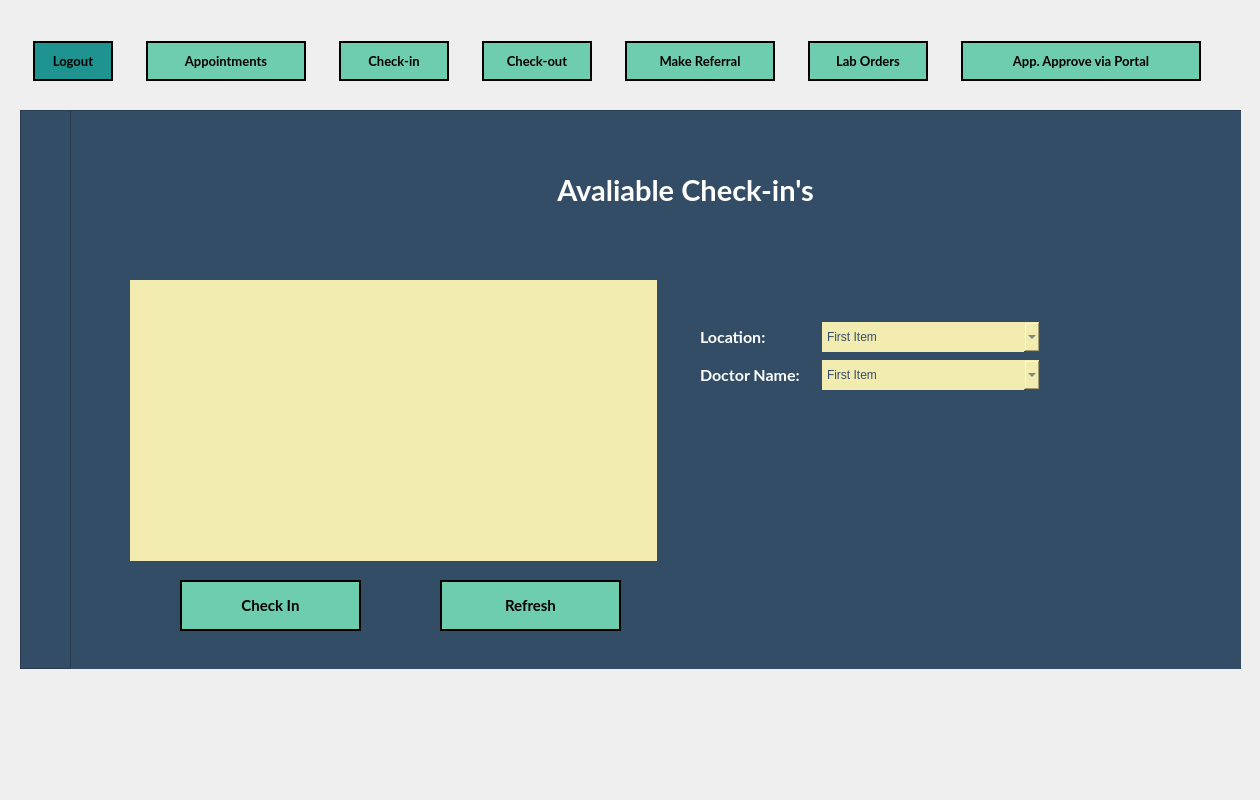
Before: the Qt Designer form checkIn.ui in mxrked/Medical-Office-Administration, drawn with Qt 5.
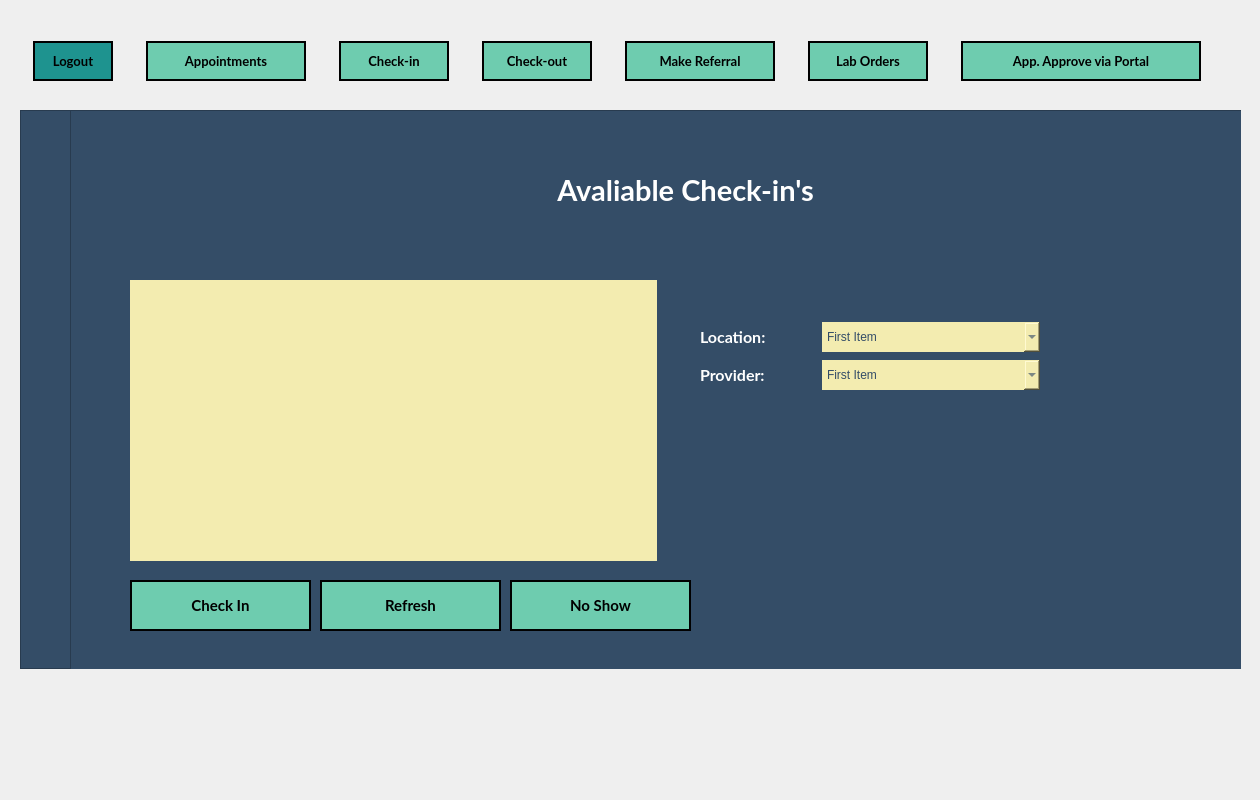
After: the same form once the commit is applied. Icons and pictures are not drawn.

```diff
--- a/checkIn.ui
+++ b/checkIn.ui
@@ -497,7 +497,7 @@
      <widget class="QPushButton" name="Btn_CheckIn">
       <property name="geometry">
        <rect>
-        <x>110</x>
+        <x>60</x>
         <y>470</y>
         <width>181</width>
         <height>51</height>
@@ -536,7 +536,7 @@
      <widget class="QPushButton" name="Btn_Refresh">
       <property name="geometry">
        <rect>
-        <x>370</x>
+        <x>250</x>
         <y>470</y>
         <width>181</width>
         <height>51</height>
@@ -594,7 +594,7 @@
 </string>
       </property>
      </widget>
-     <widget class="QWidget" name="">
+     <widget class="QWidget" name="layoutWidget">
       <property name="geometry">
        <rect>
         <x>630</x>
@@ -659,7 +659,7 @@
             <string notr="true"/>
            </property>
            <property name="text">
-            <string>Doctor Name:</string>
+            <string>Provider:</string>
            </property>
           </widget>
          </item>
@@ -684,6 +684,45 @@
        </item>
       </layout>
      </widget>
+     <widget class="QPushButton" name="Btn_CheckIn_2">
+      <property name="geometry">
+       <rect>
+        <x>440</x>
+        <y>470</y>
+        <width>181</width>
+        <height>51</height>
+       </rect>
+      </property>
+      <property name="font">
+       <font>
+        <family>Lato</family>
+        <pointsize>11</pointsize>
+        <weight>75</weight>
+        <bold>true</bold>
+       </font>
+      </property>
+      <property name="cursor">
+       <cursorShape>PointingHandCursor</cursorShape>
+      </property>
+      <property name="styleSheet">
+       <string notr="true">QPushButton {
+	border-image: none;
+	background-color: #6ECCAF;
+	color: black;
+	border: 2px solid black;
+}
+
+QPushButton::hover {
+	background-color: rgb(139, 231, 100);
+	color: white;
+}
+
+</string>
+      </property>
+      <property name="text">
+       <string>No Show</string>
+      </property>
+     </widget>
     </widget>
    </widget>
   </widget>
```
